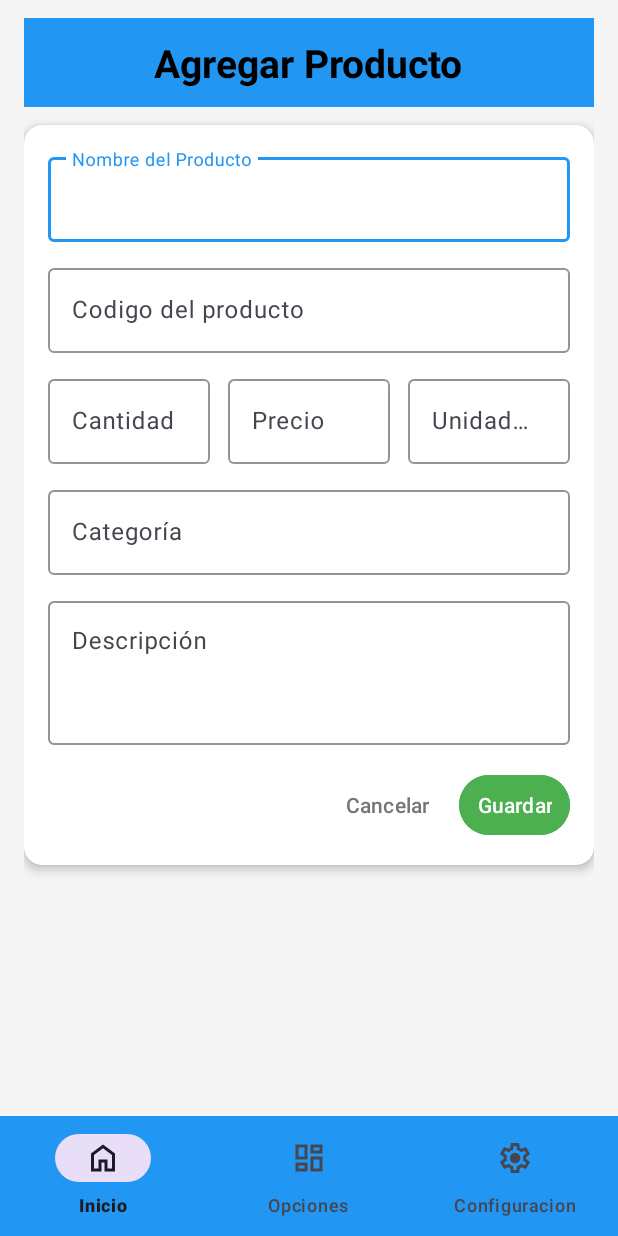
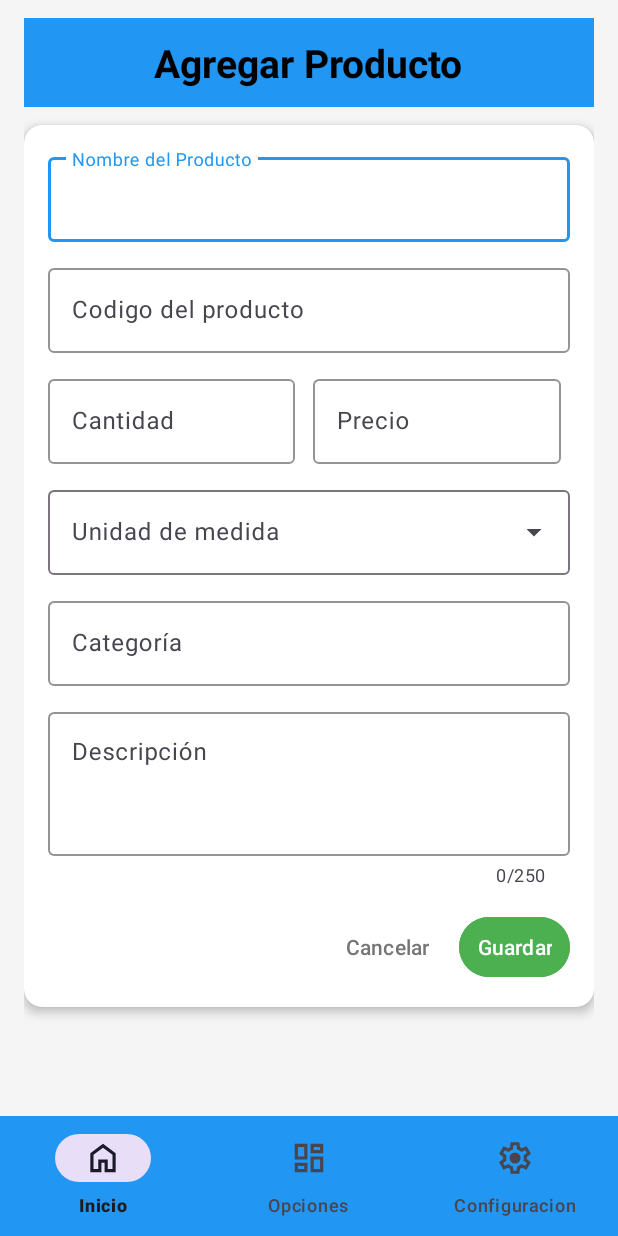
Before and after one commit to KaleNoronha/DM1_P_ANDROID, an Android app: the AgregarProductoActivity screen opened directly, with no data from a screen before it, on a phone screen of 412 x 824 dp. Run offline under Robolectric (Android 15) with nearby library versions, the phone set to English and light mode, and no system bars.

Commit message:
Validar campos nulos en Registrar Producto, creacion de fragmens.

```diff
--- a/app/src/main/java/com/example/dm1_p_android/AgregarProductoActivity.kt
+++ b/app/src/main/java/com/example/dm1_p_android/AgregarProductoActivity.kt
@@ -1,17 +1,129 @@
 package com.example.dm1_p_android
 import android.os.Bundle
+import android.widget.ArrayAdapter
+import android.widget.AutoCompleteTextView
+import android.widget.Button
+import android.widget.Toast
 import androidx.activity.enableEdgeToEdge
 import androidx.appcompat.app.AppCompatActivity
 import androidx.core.view.ViewCompat
 import androidx.core.view.WindowInsetsCompat
+import com.google.android.material.textfield.TextInputEditText
+import com.google.android.material.textfield.TextInputLayout
 
 class AgregarProductoActivity : AppCompatActivity() {
+    private lateinit var tilNombreProd : TextInputLayout
+    private lateinit var tietNombreProd : TextInputEditText
+    private lateinit var tilCodigoProd : TextInputLayout
+    private lateinit var tietCodigoProd : TextInputEditText
+    private lateinit var tilCantidad : TextInputLayout
+    private lateinit var tietCantidad : TextInputEditText
+    private lateinit var tilPrecio : TextInputLayout
+    private lateinit var tietPrecio : TextInputEditText
+    private lateinit var tilUnidadMedida : TextInputLayout
+    private lateinit var actvUnidadMedida: AutoCompleteTextView
+    private lateinit var tilCategoria : TextInputLayout
+    private lateinit var tietCategoria : TextInputEditText
+    private lateinit var tilDescripcion : TextInputLayout
+    private lateinit var tietDescripcion : TextInputEditText
+    private lateinit var btnGuardar : Button
+
     override fun onCreate(savedInstanceState: Bundle?) {
         super.onCreate(savedInstanceState)
         enableEdgeToEdge()
         setContentView(R.layout.activity_agregar_producto)
 
+        tilNombreProd = findViewById(R.id.tilNombre)
+        tietNombreProd = findViewById(R.id.tietNombre)
+        tilCodigoProd = findViewById(R.id.tilCodigoProducto)
+        tietCodigoProd = findViewById(R.id.tietCodigoProducto)
+        tilCantidad = findViewById(R.id.tilCantidad)
+        tietCantidad = findViewById(R.id.tietCantidad)
+        tilPrecio = findViewById(R.id.tilPrecio)
+        tietPrecio = findViewById(R.id.tietPrecio)
+        tilUnidadMedida = findViewById(R.id.tilUnidadMedida)
+        actvUnidadMedida = findViewById(R.id.actvUnidadMedida)
+        tilDescripcion = findViewById(R.id.tilDescripcion)
+        tietDescripcion = findViewById(R.id.tietDescripcion)
+        btnGuardar = findViewById(R.id.btnGuardar)
 
+        tilCategoria = findViewById(R.id.tilCategoria)
+        tietCategoria = findViewById(R.id.tietCategoria)
+
+        val unidades = listOf("Kilogramos", "Litros", "Unidades", "Metros", "Cajas")
+        val adapter = ArrayAdapter(this, android.R.layout.simple_dropdown_item_1line, unidades)
+        actvUnidadMedida.setAdapter(adapter)
+        fun validarCampos() {
+            val nombre = tietNombreProd.text.toString().trim()
+            val codigo = tietCodigoProd.text.toString().trim()
+            val cantidad = tietCantidad.text.toString().trim()
+            val precio = tietPrecio.text.toString().trim()
+            val unidadMedida = actvUnidadMedida.text.toString().trim()
+            val categoria = tietCategoria.text.toString().trim()
+            val descripcion = tietDescripcion.text.toString().trim()
+
+            var error = false
+
+            if (nombre.isEmpty()) {
+                tilNombreProd.error = "Ingrese el nombre del producto"
+                error = true
+            } else {
+                tilNombreProd.error = null
+            }
+
+            if (codigo.isEmpty()) {
+                tilCodigoProd.error = "Ingrese el código del producto"
+                error = true
+            } else {
+                tilCodigoProd.error = null
+            }
+
+            if (cantidad.isEmpty()) {
+                tilCantidad.error = "Ingrese la cantidad"
+                error = true
+            } else {
+                tilCantidad.error = null
+            }
+
+            if (precio.isEmpty()) {
+                tilPrecio.error = "Ingrese el precio"
+                error = true
+            } else {
+                tilPrecio.error = null
+            }
+
+            if (unidadMedida.isEmpty()) {
+                tilUnidadMedida.error = "Ingrese la unidad de medida"
+                error = true
+            } else {
+                tilUnidadMedida.error = null
+            }
+
+            if (categoria.isEmpty()) {
+                tilCategoria.error = "Ingrese la categoría"
+                error = true
+            } else {
+                tilCategoria.error = null
+            }
+
+            if (descripcion.isEmpty()) {
+                tilDescripcion.error = "Ingrese la descripción"
+                error = true
+            } else {
+                tilDescripcion.error = null
+            }
+
+            if (error) return
+
+            // Si llega aquí, todos los campos están llenos
+            Toast.makeText(this, "Todos los campos son válidos", Toast.LENGTH_SHORT).show()
+
+            // Usar logica luego de guardar
+        }
+
+        btnGuardar.setOnClickListener {
+            validarCampos()
+        }
         ViewCompat.setOnApplyWindowInsetsListener(findViewById(R.id.main)) { v, insets ->
             val systemBars = insets.getInsets(WindowInsetsCompat.Type.systemBars())
             v.setPadding(systemBars.left, systemBars.top, systemBars.right, systemBars.bottom)
--- a/app/src/main/java/com/example/dm1_p_android/LoginActivity.kt
+++ b/app/src/main/java/com/example/dm1_p_android/LoginActivity.kt
@@ -24,7 +24,7 @@ class LoginActivity : AppCompatActivity() {
     private lateinit var tvIrARegistro: TextView
     private lateinit var tvOlvidastePassword : TextView
     private val listaUsuarios = mutableListOf(
-        Usuario(1,"Carlos Daniel","Carrasco Siccha","ccarrasco","974144528","M","ccarrascosiccha@gmail.com","123a")
+        Usuario(1,"Carlos Daniel","Carrasco Siccha","ccarrasco","974144528","M","carrasco@gmail.com","123")
     )
     override fun onCreate(savedInstanceState: Bundle?) {
         super.onCreate(savedInstanceState)
--- a/app/src/main/res/layout/activity_agregar_producto.xml
+++ b/app/src/main/res/layout/activity_agregar_producto.xml
@@ -63,6 +63,7 @@
                     android:padding="16dp">
 
                     <com.google.android.material.textfield.TextInputLayout
+                        android:id="@+id/tilNombre"
                         android:layout_width="match_parent"
                         android:layout_height="wrap_content"
                         android:layout_marginBottom="12dp"
@@ -70,13 +71,14 @@
                         app:boxStrokeColor="@color/primary_blue">
 
                         <com.google.android.material.textfield.TextInputEditText
-                            android:id="@+id/etNombre"
+                            android:id="@+id/tietNombre"
                             android:layout_width="match_parent"
                             android:layout_height="wrap_content"
                             android:inputType="textCapWords"/>
                     </com.google.android.material.textfield.TextInputLayout>
 
                     <com.google.android.material.textfield.TextInputLayout
+                        android:id="@+id/tilCodigoProducto"
                         android:layout_width="match_parent"
                         android:layout_height="wrap_content"
                         android:layout_marginBottom="12dp"
@@ -84,7 +86,7 @@
                         app:boxStrokeColor="@color/primary_blue">
 
                         <com.google.android.material.textfield.TextInputEditText
-                            android:id="@+id/et_cod_pro"
+                            android:id="@+id/tietCodigoProducto"
                             android:layout_width="match_parent"
                             android:layout_height="wrap_content"
                             android:inputType="textCapWords"/>
@@ -98,6 +100,7 @@
                         android:orientation="horizontal">
 
                         <com.google.android.material.textfield.TextInputLayout
+                            android:id="@+id/tilCantidad"
                             android:layout_width="0dp"
                             android:layout_height="wrap_content"
                             android:layout_weight="1"
@@ -106,13 +109,14 @@
                             app:boxStrokeColor="@color/primary_blue">
 
                             <com.google.android.material.textfield.TextInputEditText
-                                android:id="@+id/etCantidad"
+                                android:id="@+id/tietCantidad"
                                 android:layout_width="match_parent"
                                 android:layout_height="wrap_content"
                                 android:inputType="number"/>
                         </com.google.android.material.textfield.TextInputLayout>
 
                         <com.google.android.material.textfield.TextInputLayout
+                            android:id="@+id/tilPrecio"
                             android:layout_width="0dp"
                             android:layout_height="wrap_content"
                             android:layout_weight="1"
@@ -123,51 +127,57 @@
                             app:prefixText="$">
 
                             <com.google.android.material.textfield.TextInputEditText
-                                android:id="@+id/etPrecio"
+                                android:id="@+id/tietPrecio"
                                 android:layout_width="match_parent"
                                 android:layout_height="wrap_content"
                                 android:inputType="numberDecimal"/>
                         </com.google.android.material.textfield.TextInputLayout>
 
-                        <com.google.android.material.textfield.TextInputLayout
-                            android:layout_width="0dp"
-                            android:layout_height="wrap_content"
-                            android:layout_weight="1"
-                            android:layout_marginStart="6dp"
-                            android:hint="@string/uni_medida"
-                            app:boxStrokeColor="@color/primary_blue">
-
-                            <com.google.android.material.textfield.TextInputEditText
-                                android:id="@+id/eti_uni_medida"
-                                android:layout_width="match_parent"
-                                android:layout_height="wrap_content"
-                                android:inputType="textCapWords"/>
-                        </com.google.android.material.textfield.TextInputLayout>
                     </LinearLayout>
 
                     <com.google.android.material.textfield.TextInputLayout
+                        android:id="@+id/tilUnidadMedida"
+                        style="@style/Widget.Material3.TextInputLayout.OutlinedBox.ExposedDropdownMenu"
                         android:layout_width="match_parent"
                         android:layout_height="wrap_content"
+                        android:hint="Unidad de medida">
+
+                        <AutoCompleteTextView
+                            android:id="@+id/actvUnidadMedida"
+                            android:layout_width="match_parent"
+                            android:layout_height="wrap_content"
+                            android:inputType="none"
+                            android:focusable="true" />
+                    </com.google.android.material.textfield.TextInputLayout>
+
+                    <com.google.android.material.textfield.TextInputLayout
+                        android:id="@+id/tilCategoria"
+                        android:layout_width="match_parent"
+                        android:layout_height="wrap_content"
+                        android:layout_marginTop="12dp"
                         android:layout_marginBottom="12dp"
                         android:hint="@string/categoria_producto"
                         app:boxStrokeColor="@color/primary_blue">
 
                         <com.google.android.material.textfield.TextInputEditText
-                            android:id="@+id/etCategoria"
+                            android:id="@+id/tietCategoria"
                             android:layout_width="match_parent"
                             android:layout_height="wrap_content"
                             android:inputType="textCapWords"/>
                     </com.google.android.material.textfield.TextInputLayout>
 
                     <com.google.android.material.textfield.TextInputLayout
+                        android:id="@+id/tilDescripcion"
                         android:layout_width="match_parent"
                         android:layout_height="wrap_content"
                         android:layout_marginBottom="16dp"
                         android:hint="@string/descripcion_producto"
+                        app:counterEnabled="true"
+                        app:counterMaxLength="250"
                         app:boxStrokeColor="@color/primary_blue">
 
                         <com.google.android.material.textfield.TextInputEditText
-                            android:id="@+id/etDescripcion"
+                            android:id="@+id/tietDescripcion"
                             android:layout_width="match_parent"
                             android:layout_height="96dp"
                             android:inputType="textMultiLine"
@@ -213,8 +223,11 @@
         android:layout_width="0dp"
         android:layout_height="wrap_content"
         android:background="@color/primary_blue"
-        app:menu="@menu/menu"
+        app:itemIconSize="25dp"
+        app:itemGravity="center"
+        app:layout_constraintBottom_toBottomOf="parent"
+        app:layout_constraintEnd_toEndOf="parent"
+        app:layout_constraintHorizontal_bias="0.0"
         app:layout_constraintStart_toStartOf="parent"
-        app:layout_constraintEnd_toEndOf="parent"
-        app:layout_constraintBottom_toBottomOf="parent"/>
+        app:menu="@menu/menu" />
 </androidx.constraintlayout.widget.ConstraintLayout>
--- a/app/src/main/res/values/strings.xml
+++ b/app/src/main/res/values/strings.xml
@@ -58,4 +58,5 @@
     <string name="inicio_menu">Inicio</string>
     <string name="opciones_menu">Opciones</string>
     <string name="config_menu">Configuracion</string>
+    <string name="hello_blank_fragment">Hello blank fragment</string>
 </resources>
```
Also changed, not shown: app/src/main/java/com/example/dm1_p_android/ui/ConfiguracionFragment.kt (added, +23 -0 lines), app/src/main/java/com/example/dm1_p_android/ui/OpcionesFragment.kt (added, +22 -0 lines), app/src/main/res/layout/fragment_configuracion.xml (added, +13 -0 lines), app/src/main/res/layout/fragment_opciones.xml (added, +13 -0 lines).
